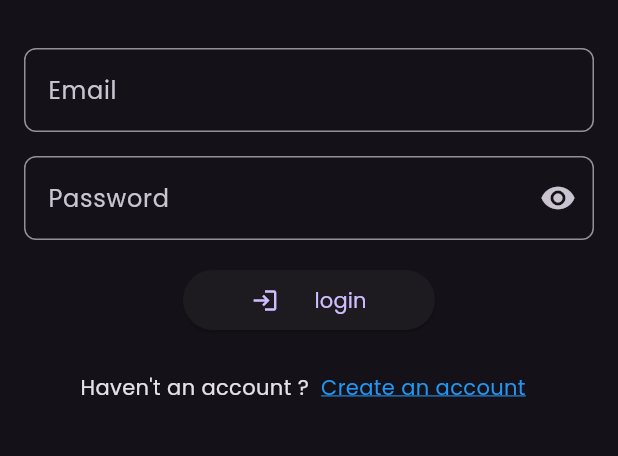
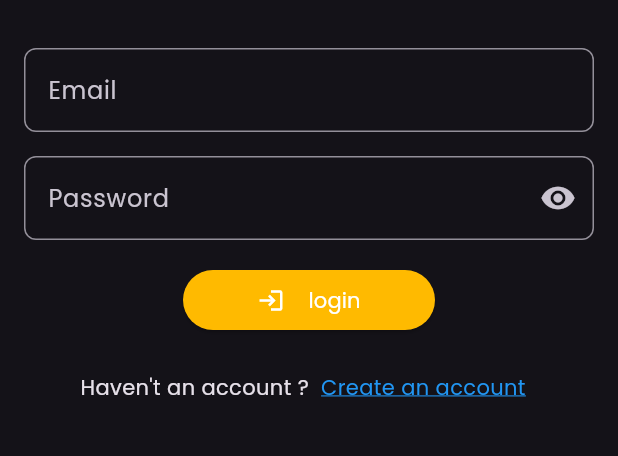
Before and after one commit to Abdulrahman-khalid97/ak_notes_app, a Flutter app: the screen it shows after launch, on a phone screen of 412 x 824 dp, the part 561-1017 px from its top. Run offline on Flutter 3.47's test engine with Material 3 defaults, Android fonts, the phone set to English and light mode, and no system bars; our stand-ins replace cloud_firestore, dartz, equatable, firebase_auth, firebase_core, firebase_storage and 6 more; missing offline and left inert: dart:ffi; accounts and stored records are empty; generated files the repository leaves out were written again.

Commit message:
fix issues in design

```diff
--- a/lib/core/strings/color.dart
+++ b/lib/core/strings/color.dart
@@ -1,7 +1,7 @@
 
 import 'package:flutter/material.dart';
 
-const kPrimaryColor= Color.fromRGBO(0,150,255, 1);
+const kPrimaryColor= Color.fromRGBO(255,186,0 ,1);
 const kWhiteColor = Color.fromRGBO(255,255,255, 1);
 const kErrorColor= Color.fromRGBO(255,51,51 ,1);
 const kCancelColor = Color.fromRGBO(236, 160, 168,1);
--- a/lib/features/auth/presentation/bodies/login_page_body.dart
+++ b/lib/features/auth/presentation/bodies/login_page_body.dart
@@ -1,5 +1,6 @@
 
 import 'package:ak_notes_app/app_local.dart';
+import 'package:ak_notes_app/core/strings/color.dart';
 import 'package:flutter/material.dart';
 import 'package:provider/provider.dart';
 
@@ -163,9 +164,9 @@ class _LoginPageBodyState extends State<LoginPageBody> {
                                           child: CircularProgressIndicator(),
                                         )
                                       else
-                                        const Icon(Icons.login),
-                                      const SizedBox(width: 24),
-                                      Text(AppLocal.loc.logIn),
+                                        const Icon(Icons.login , color: Colors.white,),
+                                      const SizedBox(width: 16),
+                                      Text(AppLocal.loc.logIn , style:const  TextStyle(color: kWhiteColor),),
                                     ],
                                   );
                                 },
--- a/lib/features/auth/presentation/bodies/register_page_body.dart
+++ b/lib/features/auth/presentation/bodies/register_page_body.dart
@@ -7,6 +7,7 @@ import 'package:cloud_firestore/cloud_firestore.dart';
 import 'package:flutter/material.dart';
 import 'package:provider/provider.dart';
 
+import '../../../../core/strings/color.dart';
 import '../../../../core/style/dimensional.dart';
 import '../../../../routes/routes.dart';
 import '../pages/login_page.dart';
@@ -284,9 +285,9 @@ class _RegisterPageBodyState extends State<RegisterPageBody> {
                                 loading?const SizedBox(
                                     width:24,
                                     height: 24,
-                                    child:  CircularProgressIndicator()): const Icon(Icons.app_registration) ,
+                                    child:  CircularProgressIndicator()): const Icon(Icons.app_registration, color:kWhiteColor,) ,
                                 const   SizedBox(width: 16,),
-                                Text(AppLocal.loc.register)
+                                Text(AppLocal.loc.register , style:const  TextStyle(color: kWhiteColor))
                               ],
                             ),
                           )) ,
--- a/lib/features/auth/presentation/bodies/update_password_page_body.dart
+++ b/lib/features/auth/presentation/bodies/update_password_page_body.dart
@@ -148,9 +148,6 @@ class _UpdatePasswordPageBodyState extends State<UpdatePasswordPageBody> {
                 ),
                 const SizedBox(height: 16,),
                 ElevatedButton(
-                    style: ButtonStyle(
-                      backgroundColor: WidgetStateProperty.all(kGreenColor),
-                    ),
                     onPressed: () async{
                   if(_frmKey.currentState!.validate()) {
                     setState(() {
--- a/lib/features/notes/presentation/bodies/add_note_page_body.dart
+++ b/lib/features/notes/presentation/bodies/add_note_page_body.dart
@@ -108,7 +108,7 @@ class _AddNoteFormState extends State<_AddNoteForm> {
             autoValidateMode= AutovalidateMode.always;
           }
         },
-          backgroundColor: Colors.blueGrey,
+          backgroundColor: kPrimaryColor,
           shape: const CircleBorder(),
           child: const Icon(Icons.check , color: Colors.white,) ,
         ),
--- a/lib/features/notes/presentation/pages/note_page.dart
+++ b/lib/features/notes/presentation/pages/note_page.dart
@@ -46,7 +46,6 @@ AppLocal.init(context);
             Navigator.of(context).pushNamed(RouteManager.addNotePage);
           } ,
 
-            backgroundColor: Colors.blueGrey,
             shape: const CircleBorder(),
             child: const  Icon(Icons.add , color: kWhiteColor,),
           )
--- a/lib/features/notes/presentation/widgets/custom_note_item.dart
+++ b/lib/features/notes/presentation/widgets/custom_note_item.dart
@@ -1,6 +1,8 @@
 import 'package:ak_notes_app/features/notes/data/models/note_model.dart';
 import 'package:ak_notes_app/features/notes/presentation/pages/edit_note.page.dart';
 import 'package:flutter/material.dart';
+
+import '../../../../core/strings/color.dart';
 
 
 class NoteItem extends StatelessWidget {
@@ -40,7 +42,7 @@ class NoteItem extends StatelessWidget {
                       children: [
                         const Icon(
                           Icons.note_outlined,
-                          color: Colors.blue,
+                          color: kPrimaryColor,
                           size: 14,
                         ),
                         Flexible(
--- a/lib/features/notes/presentation/widgets/custom_notes_search_item.dart
+++ b/lib/features/notes/presentation/widgets/custom_notes_search_item.dart
@@ -2,6 +2,8 @@ import 'package:ak_notes_app/features/notes/data/models/note_model.dart';
 import 'package:ak_notes_app/features/notes/domain/entities/note.dart';
 import 'package:ak_notes_app/features/notes/presentation/pages/edit_note.page.dart';
 import 'package:flutter/material.dart';
+
+import '../../../../core/strings/color.dart';
 
 class CustomNoteSearchItem extends StatelessWidget {
   const CustomNoteSearchItem({super.key, required this.note, this.deleteEvent});
@@ -39,7 +41,7 @@ class CustomNoteSearchItem extends StatelessWidget {
                       children: [
                         const Icon(
                           Icons.notes_outlined,
-                          color: Colors.blue,
+                          color: kPrimaryColor,
                           size: 14,
                         ),
                         Flexible(
--- a/lib/features/notes/presentation/widgets/note_item.dart
+++ b/lib/features/notes/presentation/widgets/note_item.dart
@@ -1,4 +1,5 @@
 
+import 'package:ak_notes_app/core/strings/color.dart';
 import 'package:ak_notes_app/features/notes/domain/entities/note.dart';
 import 'package:ak_notes_app/features/notes/presentation/pages/edit_note.page.dart';
 import 'package:flutter/material.dart';
@@ -43,7 +44,7 @@ class NoteItem extends StatelessWidget {
                       children: [
                         const Icon(
                           Icons.note_outlined,
-                          color: Colors.blue,
+                          color: kPrimaryColor,
                           size: 14,
                         ),
                         Flexible(
--- a/lib/main.dart
+++ b/lib/main.dart
@@ -1,4 +1,5 @@
 
+import 'package:ak_notes_app/core/strings/color.dart';
 import 'package:ak_notes_app/features/auth/presentation/pages/widget_tree_page.dart';
 import 'package:ak_notes_app/features/auth/presentation/provider/authentication_provider.dart';
 import 'package:ak_notes_app/features/auth/presentation/provider/storage_provider.dart';
@@ -57,6 +58,28 @@ class NotesApp extends StatelessWidget {
               initialRoute: RouteManager.homePage,
               onGenerateRoute: RouteManager.generateRoute,
               theme: ThemeData(
+                buttonTheme:const ButtonThemeData(
+                 buttonColor: kPrimaryColor
+                ),
+
+                elevatedButtonTheme: ElevatedButtonThemeData(
+                   style: ButtonStyle(
+                     backgroundColor: WidgetStateProperty.all<Color>( kPrimaryColor)
+                   )
+                ),
+                radioTheme: RadioThemeData(
+                    fillColor:WidgetStateProperty.all<Color>( kPrimaryColor),
+                ),
+                floatingActionButtonTheme: const FloatingActionButtonThemeData(
+                  backgroundColor: kPrimaryColor
+                ),
+
+                switchTheme: SwitchThemeData(
+                  thumbColor:Provider.of<SettingProvider>(context).isDarkMode ?? SharedPref.initialIsDarkMode!? WidgetStateProperty.all<Color>( kPrimaryColor) : WidgetStateProperty.all<Color>(  Colors.grey),
+                   trackColor: WidgetStateProperty.all<Color>(  Colors.grey.withOpacity(0.5)),
+                    trackOutlineColor : WidgetStateProperty.all<Color>(  Colors.grey)
+                ),
+                primaryColorDark: kPrimaryColor,
                   brightness: Provider.of<SettingProvider>(context).isDarkMode ?? SharedPref.initialIsDarkMode!? Brightness.dark: Brightness.light,
                   fontFamily: "Poppins"
               ),
```
Also changed, not shown: lib/features/auth/presentation/bodies/settings_page_body.dart (+12 -12 lines), lib/features/notes/presentation/widgets/custom_app_bar.dart (+14 -3 lines).
